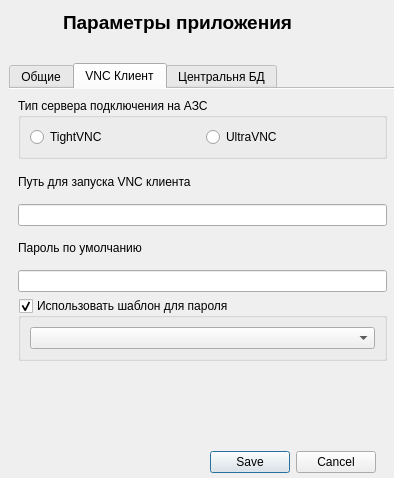
rust3128/Gandalf, file AppParameters/parametersdialog.ui: the form before one commit.
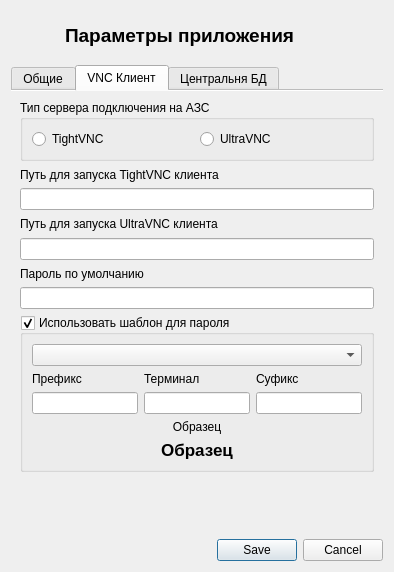
The form after the commit. The open tabs and pages were chosen to show the change. Icons and pictures are not drawn.

The edit to the form file:
```diff
--- a/AppParameters/parametersdialog.ui
+++ b/AppParameters/parametersdialog.ui
@@ -7,52 +7,28 @@
     <x>0</x>
     <y>0</y>
     <width>394</width>
-    <height>478</height>
+    <height>572</height>
    </rect>
   </property>
   <property name="windowTitle">
    <string>Gandalf</string>
   </property>
-  <widget class="QLabel" name="label_6">
-   <property name="geometry">
-    <rect>
-     <x>9</x>
-     <y>9</y>
-     <width>48</width>
-     <height>48</height>
-    </rect>
-   </property>
-   <property name="minimumSize">
-    <size>
-     <width>48</width>
-     <height>48</height>
-    </size>
-   </property>
-   <property name="maximumSize">
-    <size>
-     <width>48</width>
-     <height>48</height>
-    </size>
+  <layout class="QGridLayout" name="gridLayout_9">
+   <item row="0" column="1">
+    <widget class="QLabel" name="label_7">
+     <property name="font">
+      <font>
+       <pointsize>14</pointsize>
+       <bold>true</bold>
+      </font>
    </property>
    <property name="text">
-    <string/>
-   </property>
-   <property name="pixmap">
-    <pixmap resource="../resource.qrc">:/Images/settings_icon.png</pixmap>
-   </property>
-   <property name="scaledContents">
-    <bool>true</bool>
-   </property>
-  </widget>
+      <string>Параметры приложения</string>
+     </property>
+    </widget>
+   </item>
+   <item row="1" column="0" colspan="2">
   <widget class="QTabWidget" name="tabWidget">
-   <property name="geometry">
-    <rect>
-     <x>9</x>
-     <y>63</y>
-     <width>387</width>
-     <height>307</height>
-    </rect>
-   </property>
    <property name="currentIndex">
     <number>1</number>
    </property>
@@ -275,7 +251,7 @@
      <item row="1" column="0">
       <widget class="QLabel" name="label_12">
        <property name="text">
-        <string>Путь для запуска VNC клиента</string>
+          <string>Путь для запуска TightVNC клиента</string>
        </property>
       </widget>
      </item>
@@ -283,20 +259,30 @@
       <widget class="QLineEdit" name="lineEditClientVNC"/>
      </item>
      <item row="3" column="0">
+        <widget class="QLabel" name="label_14">
+         <property name="text">
+          <string>Путь для запуска UltraVNC клиента</string>
+         </property>
+        </widget>
+       </item>
+       <item row="4" column="0">
+        <widget class="QLineEdit" name="lineEditClientUltraVNC"/>
+       </item>
+       <item row="5" column="0">
       <widget class="QLabel" name="label_13">
        <property name="text">
         <string>Пароль по умолчанию</string>
        </property>
       </widget>
      </item>
-     <item row="4" column="0">
+       <item row="6" column="0">
       <widget class="QLineEdit" name="lineEditPassDefault">
        <property name="echoMode">
         <enum>QLineEdit::Password</enum>
        </property>
       </widget>
      </item>
-     <item row="5" column="0">
+       <item row="7" column="0">
       <widget class="QGroupBox" name="groupBoxTemplatePass">
        <property name="title">
         <string>Использовать шаблон для пароля</string>
@@ -305,9 +291,85 @@
         <bool>true</bool>
        </property>
        <layout class="QGridLayout" name="gridLayout_7">
-        <item row="0" column="0">
+          <item row="3" column="0" colspan="3">
+           <widget class="QLabel" name="labelPassSample">
+            <property name="font">
+             <font>
+              <pointsize>13</pointsize>
+              <bold>true</bold>
+             </font>
+            </property>
+            <property name="text">
+             <string>Образец</string>
+            </property>
+            <property name="alignment">
+             <set>Qt::AlignCenter</set>
+            </property>
+           </widget>
+          </item>
+          <item row="1" column="0">
+           <layout class="QVBoxLayout" name="verticalLayout">
+            <item>
+             <widget class="QLabel" name="label_15">
+              <property name="text">
+               <string>Префикс</string>
+              </property>
+             </widget>
+            </item>
+            <item>
+             <widget class="QLineEdit" name="lineEditPrefix">
+              <property name="alignment">
+               <set>Qt::AlignRight|Qt::AlignTrailing|Qt::AlignVCenter</set>
+              </property>
+             </widget>
+            </item>
+           </layout>
+          </item>
+          <item row="0" column="0" colspan="3">
          <widget class="QComboBox" name="comboBoxTemplatePass"/>
         </item>
+          <item row="1" column="1">
+           <layout class="QVBoxLayout" name="verticalLayout_3">
+            <item>
+             <widget class="QLabel" name="label_17">
+              <property name="text">
+               <string>Терминал</string>
+              </property>
+             </widget>
+            </item>
+            <item>
+             <widget class="QLineEdit" name="lineEditTermIDTemplate">
+              <property name="alignment">
+               <set>Qt::AlignCenter</set>
+              </property>
+             </widget>
+            </item>
+           </layout>
+          </item>
+          <item row="1" column="2">
+           <layout class="QVBoxLayout" name="verticalLayout_2">
+            <item>
+             <widget class="QLabel" name="label_16">
+              <property name="text">
+               <string>Суфикс</string>
+              </property>
+             </widget>
+            </item>
+            <item>
+             <widget class="QLineEdit" name="lineEditSufix"/>
+            </item>
+           </layout>
+          </item>
+          <item row="2" column="0" colspan="3">
+           <widget class="QLabel" name="label_18">
+            <property name="text">
+             <string>Образец</string>
+            </property>
+            <property name="alignment">
+             <set>Qt::AlignCenter</set>
+            </property>
+           </widget>
+          </item>
        </layout>
       </widget>
      </item>
@@ -418,38 +480,53 @@
     </layout>
    </widget>
   </widget>
-  <widget class="QLabel" name="label_7">
-   <property name="geometry">
-    <rect>
-     <x>63</x>
-     <y>9</y>
-     <width>233</width>
-     <height>26</height>
-    </rect>
-   </property>
-   <property name="font">
-    <font>
-     <pointsize>14</pointsize>
-     <bold>true</bold>
-    </font>
+   </item>
+   <item row="0" column="0">
+    <widget class="QLabel" name="label_6">
+     <property name="minimumSize">
+      <size>
+       <width>48</width>
+       <height>48</height>
+      </size>
+     </property>
+     <property name="maximumSize">
+      <size>
+       <width>48</width>
+       <height>48</height>
+      </size>
    </property>
    <property name="text">
-    <string>Параметры приложения</string>
-   </property>
-  </widget>
+      <string/>
+     </property>
+     <property name="pixmap">
+      <pixmap resource="../resource.qrc">:/Images/settings_icon.png</pixmap>
+     </property>
+     <property name="scaledContents">
+      <bool>true</bool>
+     </property>
+    </widget>
+   </item>
+   <item row="3" column="1">
   <widget class="QDialogButtonBox" name="buttonBox">
-   <property name="geometry">
-    <rect>
-     <x>210</x>
-     <y>450</y>
-     <width>166</width>
-     <height>24</height>
-    </rect>
-   </property>
    <property name="standardButtons">
     <set>QDialogButtonBox::Cancel|QDialogButtonBox::Save</set>
    </property>
   </widget>
+   </item>
+   <item row="2" column="1">
+    <spacer name="verticalSpacer_3">
+     <property name="orientation">
+      <enum>Qt::Vertical</enum>
+     </property>
+     <property name="sizeHint" stdset="0">
+      <size>
+       <width>20</width>
+       <height>40</height>
+      </size>
+     </property>
+    </spacer>
+   </item>
+  </layout>
  </widget>
  <resources>
   <include location="../resource.qrc"/>
```
Left out of the diff: 61 changed lines with no effect on the pictures. Lines whose indentation alone changed are shown as unchanged.
